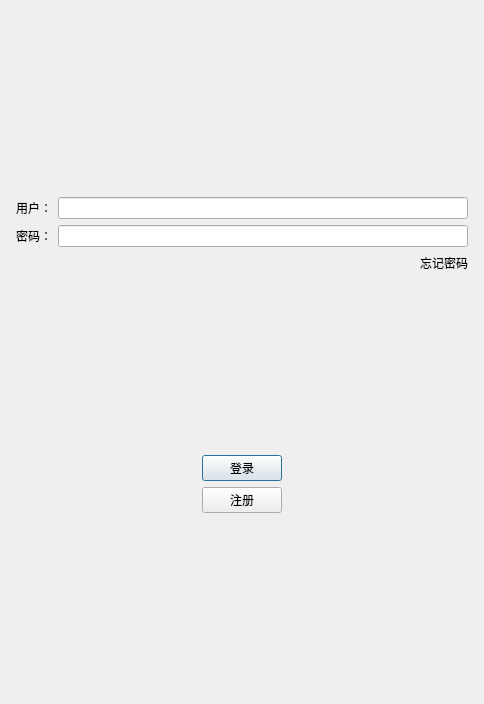
This is client/logindialog.ui in Fumika4523/MikaChat as Qt 5 draws it before an edit. The edited form follows.
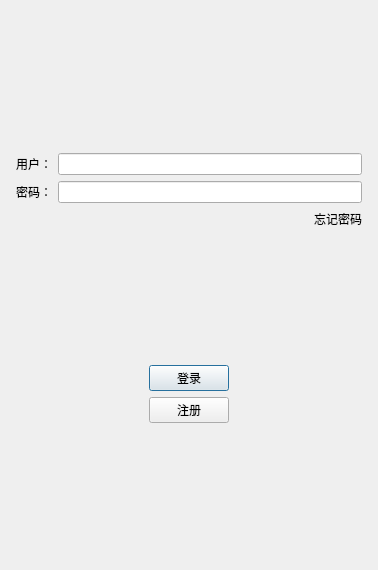
This is the edited form. Icons and pictures are not drawn.

The edit to the form file:
```diff
--- a/client/logindialog.ui
+++ b/client/logindialog.ui
@@ -6,10 +6,22 @@
    <rect>
     <x>0</x>
     <y>0</y>
-    <width>484</width>
-    <height>704</height>
+    <width>378</width>
+    <height>570</height>
    </rect>
   </property>
+  <property name="minimumSize">
+   <size>
+    <width>300</width>
+    <height>500</height>
+   </size>
+  </property>
+  <property name="maximumSize">
+   <size>
+    <width>378</width>
+    <height>570</height>
+   </size>
+  </property>
   <property name="windowTitle">
    <string>Dialog</string>
   </property>
```
